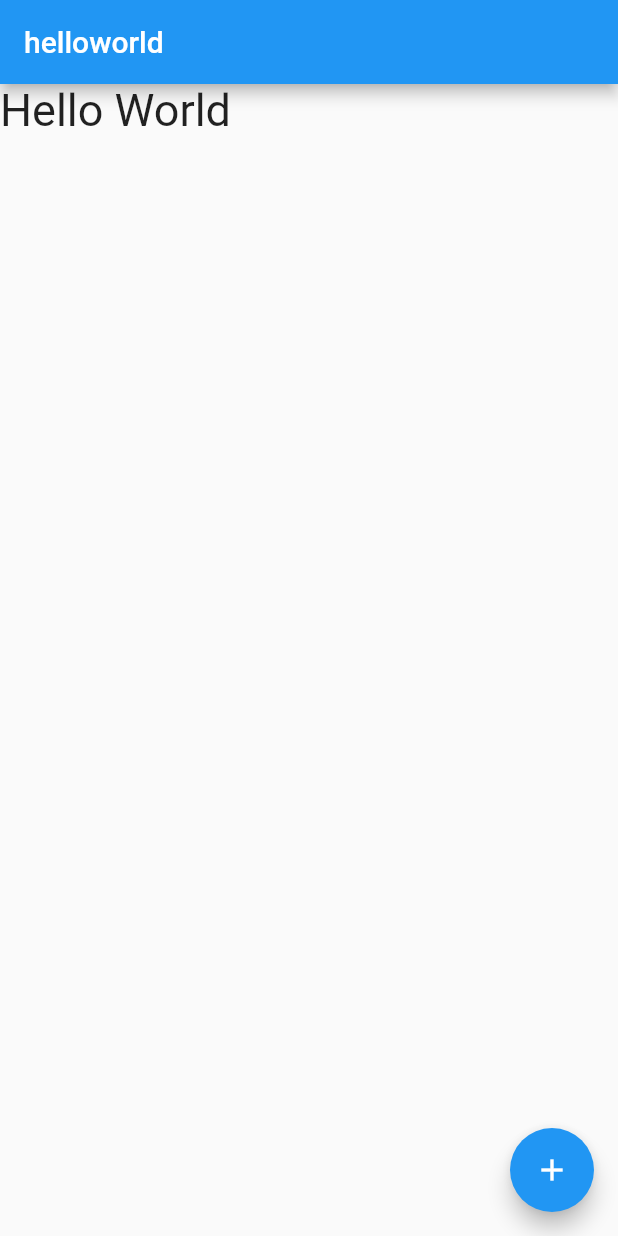
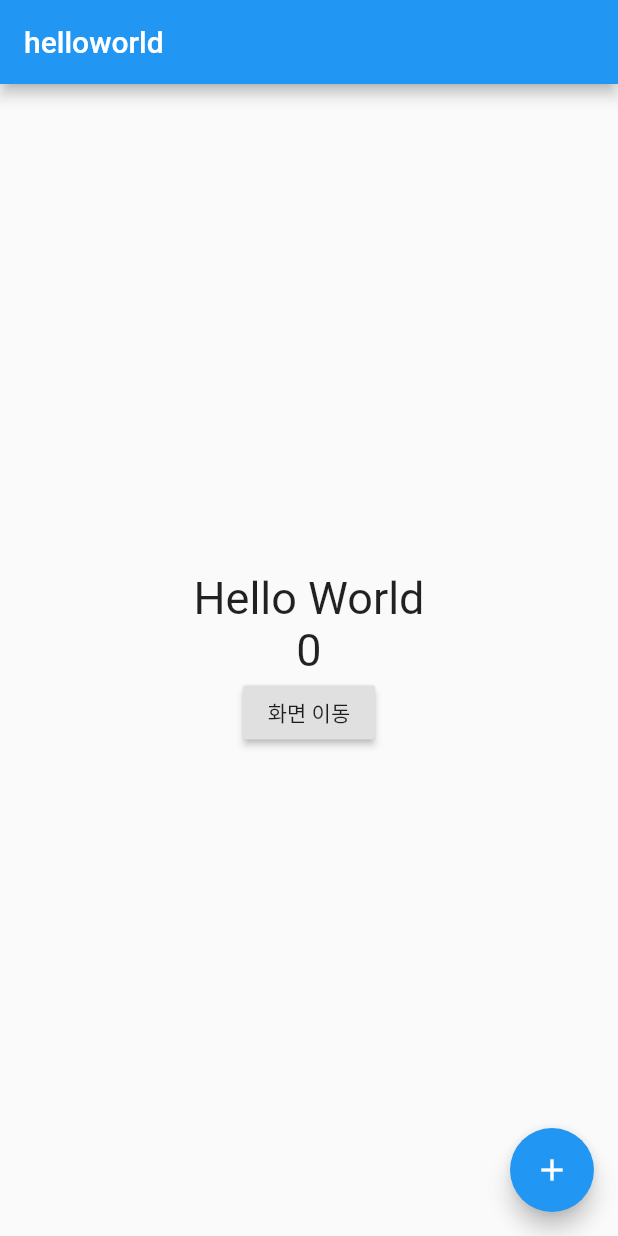
Before and after one commit to Kimbeomchul/Flutter_basic, a Flutter app: the screen it shows after launch, on a phone screen of 412 x 824 dp. Run offline on Flutter 3.47's test engine with Material 2 defaults, Android fonts, the phone set to English and light mode, and no system bars.

```diff
--- a/flutter_basic/lib/main.dart
+++ b/flutter_basic/lib/main.dart
@@ -1,4 +1,5 @@
 import 'package:flutter/material.dart';
+import 'package:flutter_basic/cupertino_page.dart';
 
 void main() => runApp(MyApp());
 
@@ -35,27 +36,43 @@ class HelloPage extends StatefulWidget {
 
 class _HelloPageState extends State<HelloPage> {
   String _message = 'Hello World';
-
+  int _counter = 0;
 
   @override
   Widget build(BuildContext context) {
-
     return Scaffold(
         floatingActionButton:
         FloatingActionButton(
-              child:Icon(Icons.add),
+            child: Icon(Icons.add),
             onPressed: _changeMessage),
 
         appBar: AppBar(
           title: Text(widget.title),
         ),
-      body: Text(_message, style: TextStyle(fontSize: 30)),
+        body: Center(
+            child: Column(
+              mainAxisAlignment: MainAxisAlignment.center,
+              children: <Widget>[
+                Text(_message, style: TextStyle(fontSize: 30)),
+                Text('$_counter', style: TextStyle(fontSize: 30)),
+                RaisedButton(
+                  child: Text("화면 이동"),
+                  onPressed: () {
+                    Navigator.push(context,
+                    MaterialPageRoute(builder:(context) => CupertinoPage()),
+                    );
+                  },
+                ),
+              ],
+            ))
+
     );
   }
 
   void _changeMessage() {
     setState(() {
-      _message ="헬로 월드";
+      _message = "헬로 월드";
+      _counter++;
     });
   }
 }
```
Also changed, not shown: flutter_basic/lib/cupertino_page.dart (added, +36 -0 lines). Lines whose indentation alone changed are shown as unchanged.
